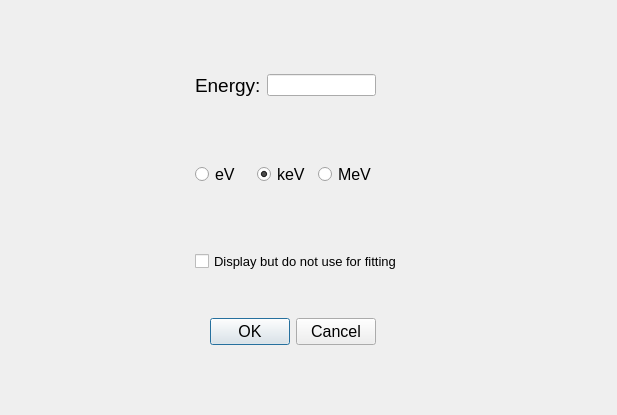
First picture: the form in nasagamma/win_erg_cal.ui, repository mauricioAyllon/NASA-gamma, before the edit.
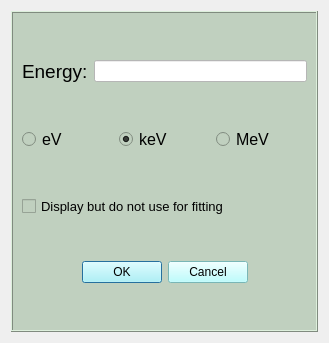
Second picture: the form after the edit.

The edit to the form file:
```diff
--- a/nasagamma/win_erg_cal.ui
+++ b/nasagamma/win_erg_cal.ui
@@ -2,37 +2,33 @@
 <ui version="4.0">
  <class>energy_calibration_win</class>
  <widget class="QDialog" name="energy_calibration_win">
+  <property name="geometry">
+   <rect>
+    <x>0</x>
+    <y>0</y>
+    <width>329</width>
+    <height>343</height>
+   </rect>
+  </property>
   <property name="windowTitle">
    <string>Dialog</string>
   </property>
   <layout class="QGridLayout" name="gridLayout_2">
-   <item row="0" column="2">
-    <spacer name="verticalSpacer_3">
-     <property name="orientation">
-      <enum>Qt::Vertical</enum>
+   <item row="0" column="0">
+    <widget class="QFrame" name="frame">
+     <property name="styleSheet">
+      <string notr="true">background-color: rgb(192, 208, 191);</string>
      </property>
-     <property name="sizeHint" stdset="0">
-      <size>
-       <width>20</width>
-       <height>63</height>
-      </size>
+     <property name="frameShape">
+      <enum>QFrame::Box</enum>
      </property>
-    </spacer>
-   </item>
-   <item row="1" column="0">
-    <spacer name="horizontalSpacer">
-     <property name="orientation">
-      <enum>Qt::Horizontal</enum>
+     <property name="frameShadow">
+      <enum>QFrame::Raised</enum>
      </property>
-     <property name="sizeHint" stdset="0">
-      <size>
-       <width>184</width>
-       <height>20</height>
-      </size>
-     </property>
-    </spacer>
-   </item>
-   <item row="1" column="1">
+     <layout class="QGridLayout" name="gridLayout_5">
+      <item row="0" column="0">
+       <layout class="QGridLayout" name="gridLayout_3">
+        <item row="0" column="0">
     <widget class="QLabel" name="label">
      <property name="font">
       <font>
@@ -44,36 +40,16 @@
      </property>
     </widget>
    </item>
-   <item row="1" column="2">
-    <widget class="QLineEdit" name="energy_txt"/>
-   </item>
-   <item row="1" column="5">
-    <spacer name="horizontalSpacer_2">
-     <property name="orientation">
-      <enum>Qt::Horizontal</enum>
-     </property>
-     <property name="sizeHint" stdset="0">
-      <size>
-       <width>184</width>
-       <height>20</height>
-      </size>
-     </property>
-    </spacer>
-   </item>
-   <item row="2" column="4">
-    <spacer name="verticalSpacer_4">
-     <property name="orientation">
-      <enum>Qt::Vertical</enum>
-     </property>
-     <property name="sizeHint" stdset="0">
-      <size>
-       <width>20</width>
-       <height>59</height>
-      </size>
-     </property>
-    </spacer>
-   </item>
-   <item row="3" column="1" colspan="2">
+        <item row="0" column="1">
+         <widget class="QLineEdit" name="energy_txt">
+          <property name="styleSheet">
+           <string notr="true">background-color: rgb(255, 255, 255);</string>
+          </property>
+         </widget>
+        </item>
+       </layout>
+      </item>
+      <item row="1" column="0">
     <layout class="QGridLayout" name="gridLayout">
      <item row="0" column="1">
       <widget class="QRadioButton" name="radio_button_kev">
@@ -134,20 +110,7 @@
      </item>
     </layout>
    </item>
-   <item row="4" column="4">
-    <spacer name="verticalSpacer_2">
-     <property name="orientation">
-      <enum>Qt::Vertical</enum>
-     </property>
-     <property name="sizeHint" stdset="0">
-      <size>
-       <width>20</width>
-       <height>58</height>
-      </size>
-     </property>
-    </spacer>
-   </item>
-   <item row="5" column="1" colspan="3">
+      <item row="2" column="0">
     <widget class="QCheckBox" name="checkBox_cal">
      <property name="font">
       <font>
@@ -159,34 +122,44 @@
      </property>
     </widget>
    </item>
-   <item row="6" column="3">
-    <spacer name="verticalSpacer_5">
+      <item row="3" column="0">
+       <layout class="QGridLayout" name="gridLayout_4">
+        <item row="0" column="0">
+         <spacer name="horizontalSpacer_2">
      <property name="orientation">
-      <enum>Qt::Vertical</enum>
+           <enum>Qt::Horizontal</enum>
      </property>
      <property name="sizeHint" stdset="0">
       <size>
-       <width>20</width>
-       <height>40</height>
+            <width>28</width>
+            <height>20</height>
       </size>
      </property>
     </spacer>
    </item>
-   <item row="7" column="1" colspan="2">
+        <item row="0" column="1">
     <widget class="QDialogButtonBox" name="button_ok_cancel">
      <property name="enabled">
       <bool>true</bool>
      </property>
      <property name="font">
       <font>
-       <pointsize>12</pointsize>
+            <family>MS Shell Dlg 2</family>
+            <pointsize>10</pointsize>
+            <weight>9</weight>
+            <italic>false</italic>
+            <bold>false</bold>
       </font>
      </property>
      <property name="acceptDrops">
       <bool>false</bool>
      </property>
      <property name="autoFillBackground">
-      <bool>true</bool>
+           <bool>false</bool>
+          </property>
+          <property name="styleSheet">
+           <string notr="true">background-color: rgb(170, 255, 255);
+font: 75 10pt &quot;MS Shell Dlg 2&quot;;</string>
      </property>
      <property name="orientation">
       <enum>Qt::Horizontal</enum>
@@ -194,20 +167,28 @@
      <property name="standardButtons">
       <set>QDialogButtonBox::Cancel|QDialogButtonBox::Ok</set>
      </property>
-    </widget>
-   </item>
-   <item row="8" column="2">
-    <spacer name="verticalSpacer">
+          <property name="centerButtons">
+           <bool>true</bool>
+          </property>
+         </widget>
+        </item>
+        <item row="0" column="2">
+         <spacer name="horizontalSpacer">
      <property name="orientation">
-      <enum>Qt::Vertical</enum>
+           <enum>Qt::Horizontal</enum>
      </property>
      <property name="sizeHint" stdset="0">
       <size>
-       <width>20</width>
-       <height>59</height>
+            <width>40</width>
+            <height>20</height>
       </size>
      </property>
     </spacer>
+        </item>
+       </layout>
+      </item>
+     </layout>
+    </widget>
    </item>
   </layout>
  </widget>
```
Lines whose indentation alone changed are shown as unchanged.
